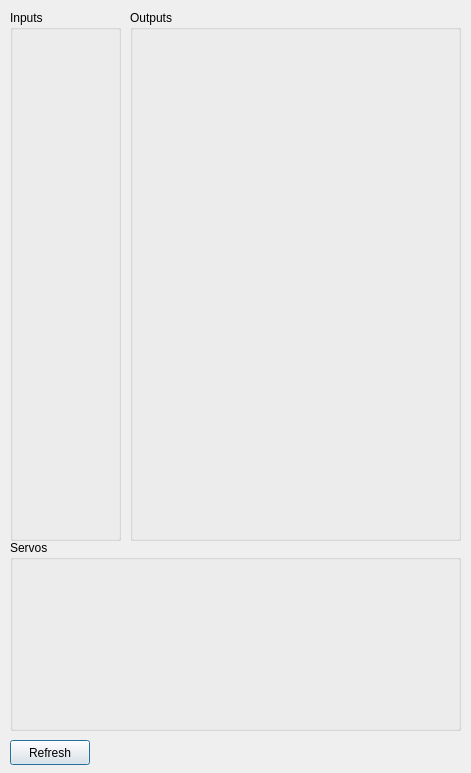
Qt form ui/modules/mtbunisio.ui (kmzbrnoI/mtb-config-tool) before a commit.
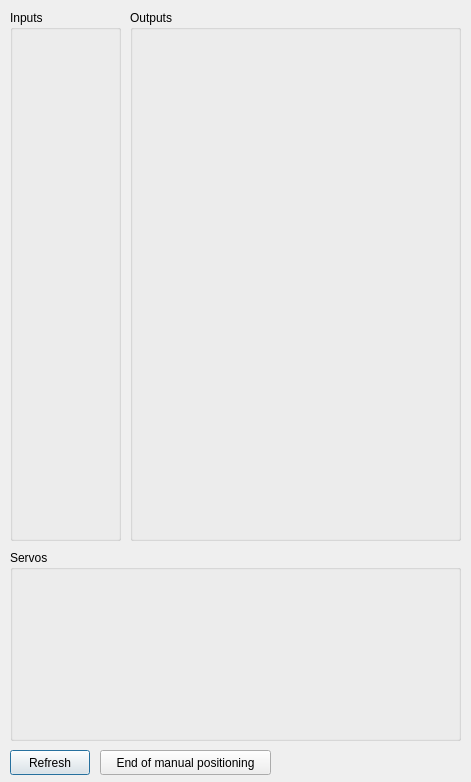
The same form after that commit.

Commit message: MTB-UNIS IO: add servos manual positioning. #5

What changed in the file:
```diff
--- a/ui/modules/mtbunisio.ui
+++ b/ui/modules/mtbunisio.ui
@@ -7,7 +7,7 @@
     <x>0</x>
     <y>0</y>
     <width>471</width>
-    <height>773</height>
+    <height>782</height>
    </rect>
   </property>
   <property name="windowTitle">
@@ -71,7 +71,7 @@
    <property name="geometry">
     <rect>
      <x>10</x>
-     <y>740</y>
+     <y>750</y>
      <width>80</width>
      <height>25</height>
     </rect>
@@ -84,7 +84,7 @@
    <property name="geometry">
     <rect>
      <x>10</x>
-     <y>540</y>
+     <y>550</y>
      <width>451</width>
      <height>191</height>
     </rect>
@@ -110,6 +110,19 @@
     <layout class="QGridLayout" name="gl_servos"/>
    </widget>
   </widget>
+  <widget class="QPushButton" name="b_end_manual">
+   <property name="geometry">
+    <rect>
+     <x>100</x>
+     <y>750</y>
+     <width>171</width>
+     <height>25</height>
+    </rect>
+   </property>
+   <property name="text">
+    <string>End of manual positioning</string>
+   </property>
+  </widget>
  </widget>
  <resources/>
  <connections/>
```
The commit also changes 2 other files.
